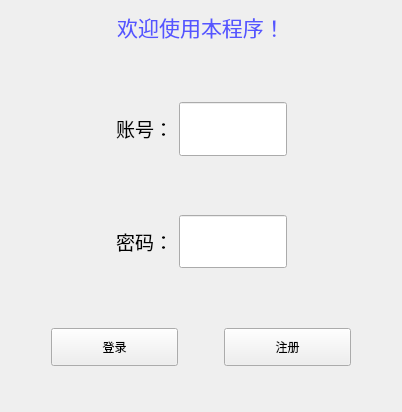
Old version of the form client/ui/ui_login.ui in the repository MsDming/socket_learning.
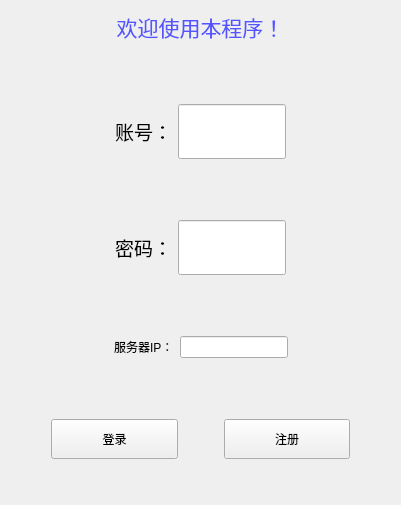
New version of the form.

Commit message: 登录输入服务器IP地址

The edit to the form file:
```diff
--- a/client/ui/ui_login.ui
+++ b/client/ui/ui_login.ui
@@ -6,8 +6,8 @@
    <rect>
     <x>0</x>
     <y>0</y>
-    <width>402</width>
-    <height>412</height>
+    <width>401</width>
+    <height>505</height>
    </rect>
   </property>
   <property name="windowTitle">
@@ -175,6 +175,59 @@
      </item>
     </layout>
    </item>
+   <item>
+    <spacer name="verticalSpacer_4">
+     <property name="orientation">
+      <enum>Qt::Vertical</enum>
+     </property>
+     <property name="sizeHint" stdset="0">
+      <size>
+       <width>20</width>
+       <height>40</height>
+      </size>
+     </property>
+    </spacer>
+   </item>
+   <item>
+    <layout class="QHBoxLayout" name="horizontalLayout_5">
+     <item>
+      <spacer name="horizontalSpacer_8">
+       <property name="orientation">
+        <enum>Qt::Horizontal</enum>
+       </property>
+       <property name="sizeHint" stdset="0">
+        <size>
+         <width>40</width>
+         <height>20</height>
+        </size>
+       </property>
+      </spacer>
+     </item>
+     <item>
+      <widget class="QLabel" name="label_IP">
+       <property name="text">
+        <string>服务器IP：</string>
+       </property>
+      </widget>
+     </item>
+     <item>
+      <widget class="QLineEdit" name="lineEdit_IP"/>
+     </item>
+     <item>
+      <spacer name="horizontalSpacer_9">
+       <property name="orientation">
+        <enum>Qt::Horizontal</enum>
+       </property>
+       <property name="sizeHint" stdset="0">
+        <size>
+         <width>40</width>
+         <height>20</height>
+        </size>
+       </property>
+      </spacer>
+     </item>
+    </layout>
+   </item>
    <item>
     <spacer name="verticalSpacer_3">
      <property name="orientation">
```
The commit also changes 7 other files.
